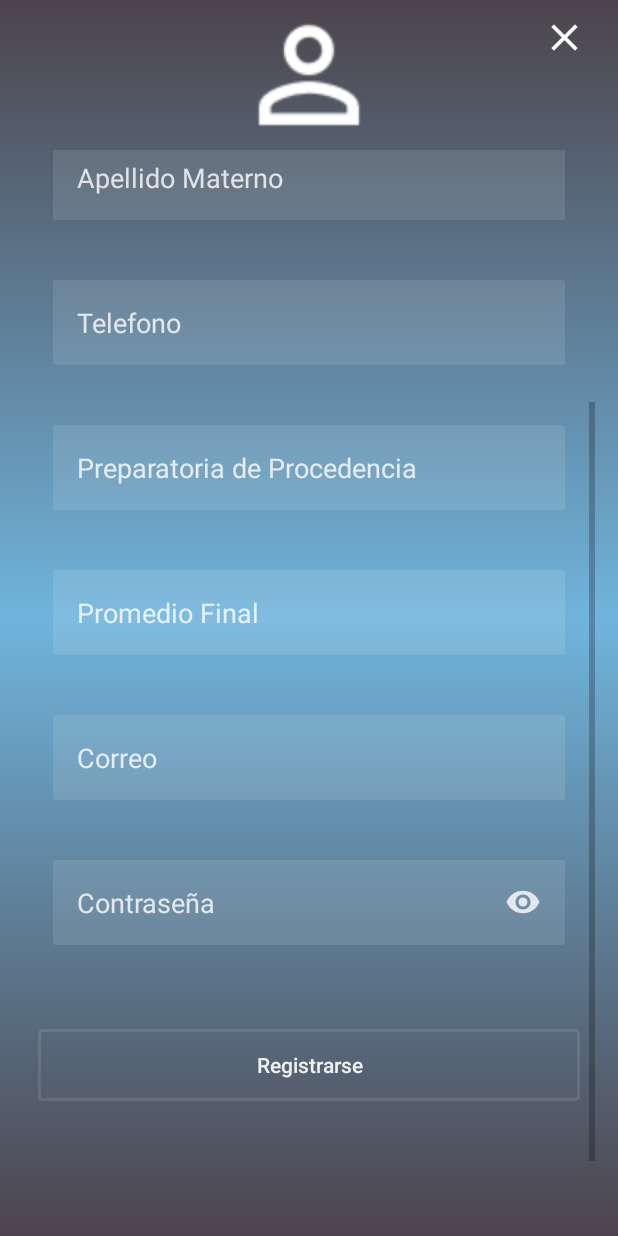
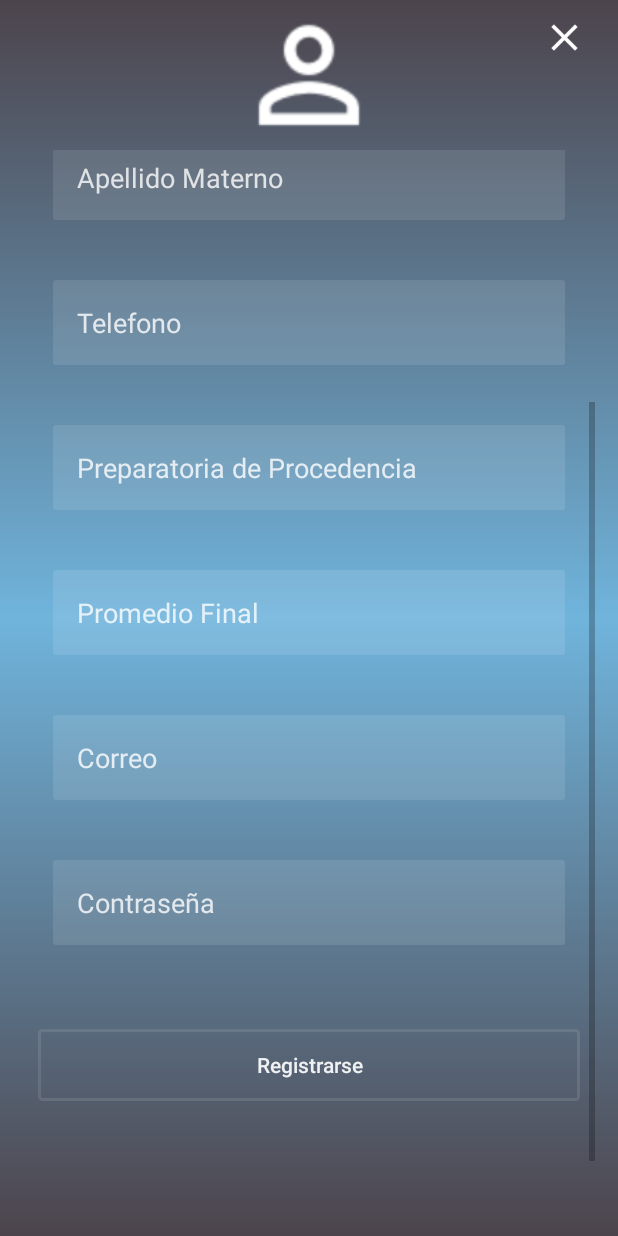
Before and after one commit to Dany3010/Feria_Universidades, an Android app: the Registro screen opened directly, with no data from a screen before it, scrolled down 223 dp, on a phone screen of 412 x 824 dp. Run offline under Robolectric (Android 15) with nearby library versions, the phone set to English and light mode, and no system bars; our stand-ins replace Volley.

Commit message:
registro v2.1 (funcional)

```diff
--- a/app/build.gradle
+++ b/app/build.gradle
@@ -34,6 +34,8 @@ dependencies {
     implementation 'androidx.annotation:annotation:1.1.0'
     implementation 'androidx.legacy:legacy-support-v4:1.0.0'
     implementation 'androidx.gridlayout:gridlayout:1.0.0'
+
+
     testImplementation 'junit:junit:4.12'
     androidTestImplementation 'androidx.test.ext:junit:1.1.2'
     androidTestImplementation 'androidx.test.espresso:espresso-core:3.3.0'
--- a/app/src/main/res/layout/activity_registro.xml
+++ b/app/src/main/res/layout/activity_registro.xml
@@ -68,6 +68,7 @@
                 android:background="@drawable/et_bg"
                 android:hint="Nombre(s)"
                 android:inputType="textPersonName"
+                android:maxLength="15"
                 android:padding="16dp"
                 android:textColor="#FFFFFF"
                 android:textColorHint="@color/login_form_details" />
@@ -80,6 +81,7 @@
                 android:background="@drawable/et_bg"
                 android:hint="Apellido paterno"
                 android:inputType="textPersonName"
+                android:maxLength="10"
                 android:padding="16dp"
                 android:textColor="#FFFFFF"
                 android:textColorHint="@color/login_form_details" />
@@ -92,6 +94,7 @@
                 android:background="@drawable/et_bg"
                 android:hint="Apellido Materno"
                 android:inputType="textPersonName"
+                android:maxLength="10"
                 android:padding="16dp"
                 android:textColor="#FFFFFF"
                 android:textColorHint="@color/login_form_details" />
@@ -104,6 +107,7 @@
                 android:background="@drawable/et_bg"
                 android:hint="Telefono"
                 android:inputType="phone"
+                android:maxLength="10"
                 android:padding="16dp"
                 android:textColor="#FFFFFF"
                 android:textColorHint="@color/login_form_details" />
@@ -116,6 +120,7 @@
                 android:background="@drawable/et_bg"
                 android:hint="Preparatoria de Procedencia"
                 android:inputType="text"
+                android:maxLength="10"
                 android:padding="16dp"
                 android:textColor="#FFFFFF"
                 android:textColorHint="@color/login_form_details" />
@@ -128,6 +133,7 @@
                 android:background="@drawable/et_bg"
                 android:hint="Promedio Final"
                 android:inputType="numberDecimal"
+                android:maxLength="3"
                 android:padding="16dp"
                 android:textColor="#FFFFFF"
                 android:textColorHint="@color/login_form_details" />
@@ -140,6 +146,7 @@
                 android:background="@drawable/et_bg"
                 android:hint="@string/email_address"
                 android:inputType="textEmailAddress"
+                android:maxLength="20"
                 android:padding="16dp"
                 android:textColor="#FFFFFF"
                 android:textColorHint="@color/login_form_details" />
@@ -151,10 +158,12 @@
                 android:layout_margin="20dp"
                 android:layout_marginTop="20dp"
                 android:background="@drawable/et_bg"
-                android:drawableEnd="@drawable/ic_eye"
+
                 android:hint="@string/password"
                 android:inputType="textPassword"
+                android:maxLength="10"
                 android:padding="16dp"
+                android:password="true"
                 android:textColor="#FFFFFF"
                 android:textColorHint="@color/login_form_details" />
 
```
